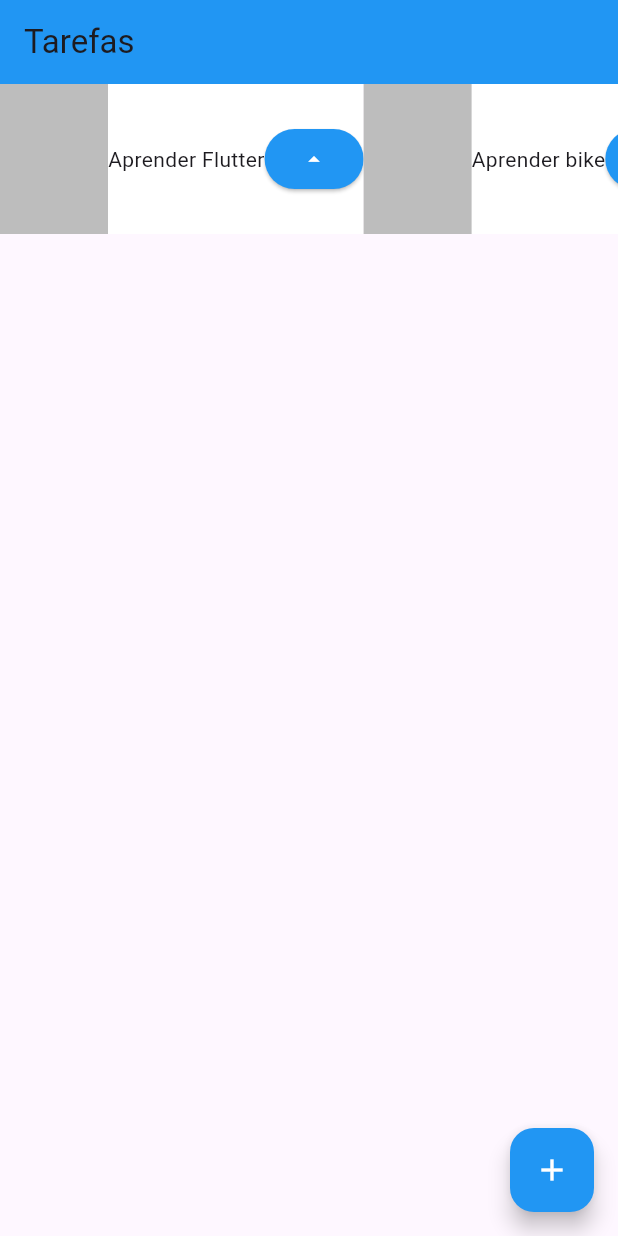
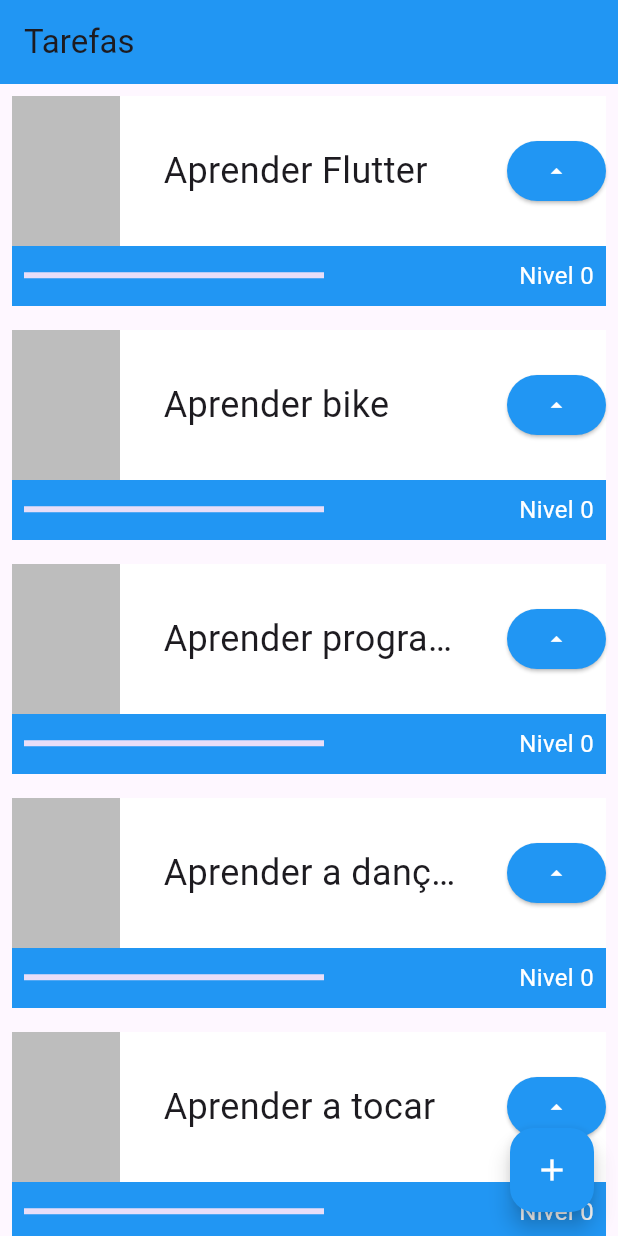
Before and after one commit to pablo-sa10/Projeto-flutter, a Flutter app: the screen it shows after launch, on a phone screen of 412 x 824 dp. Run offline on Flutter 3.47's test engine with Material 3 defaults, Android fonts, the phone set to English and light mode, and no system bars.

Commit message:
inseri a barra de contagem e a contagem

```diff
--- a/lib/main.dart
+++ b/lib/main.dart
@@ -21,14 +21,14 @@ class MyApp extends StatelessWidget {
           title: Text('Tarefas'),
         ),
         body: ListView(
-          scrollDirection: Axis.horizontal,
+          scrollDirection: Axis.vertical,
           //mainAxisAlignment: MainAxisAlignment.spaceBetween,
           children: [
             Task("Aprender Flutter"),
             Task("Aprender bike"),
             Task("Aprender programação"),
-            Task("Aprender programação"),
-            Task("Aprender programação"),
+            Task("Aprender a dançar"),
+            Task("Aprender a tocar"),
             Task("Aprender programação"),
             Task("Aprender programação"),
             Task("Aprender programação"),
@@ -45,19 +45,31 @@ class MyApp extends StatelessWidget {
   }
 }
 
-class Task extends StatelessWidget {
+class Task extends StatefulWidget {
   final String nomeTarefa;
-  const Task(this.nomeTarefa,{super.key});
+
+  const Task(this.nomeTarefa, {super.key});
+
+  @override
+  State<Task> createState() => _TaskState();
+}
+
+class _TaskState extends State<Task> {
+  int nivel = 0;
 
   @override
   Widget build(BuildContext context) {
-    return Container(
+    return Padding(
+      padding: const EdgeInsets.all(8.0),
+      child: Container(
         child: Stack(
           children: [
             Container(
               color: Colors.blue,
               height: 140,
             ),
+            Column(
+              children: [
                 Container(
                   color: Colors.white,
                   height: 100,
@@ -69,9 +81,21 @@ class Task extends StatelessWidget {
                         width: 72,
                         height: 100,
                       ),
-                Text(nomeTarefa),
+                      Container(
+                          width: 200,
+                          child: Text(
+                            widget.nomeTarefa,
+                            style: TextStyle(
+                              fontSize: 24,
+                              overflow: TextOverflow.ellipsis,
+                            ),
+                          )),
                       ElevatedButton(
-                    onPressed: () {},
+                          onPressed: () {
+                            setState(() {
+                              nivel++;
+                            });
+                          },
                           style: ButtonStyle(
                             backgroundColor:
                                 MaterialStateProperty.all<Color>(Colors.blue),
@@ -83,7 +107,32 @@ class Task extends StatelessWidget {
                     ],
                   ),
                 ),
+                Row(
+                  mainAxisAlignment: MainAxisAlignment.spaceBetween,
+                  children: [
+                    Padding(
+                      padding: const EdgeInsets.all(8.0),
+                      child: Container(
+                        width: 200,
+                        child: LinearProgressIndicator(
+                          color: Colors.white,
+                          value: nivel / 10,
+                        ),
+                      ),
+                    ),
+                    Padding(
+                      padding: const EdgeInsets.all(8.0),
+                      child: Text(
+                        "Nivel $nivel",
+                        style: TextStyle(color: Colors.white, fontSize: 16),
+                      ),
+                    ),
                   ],
+                ),
+              ],
+            ),
+          ],
+        ),
       ),
     );
   }
```
Lines whose indentation alone changed are shown as unchanged.
